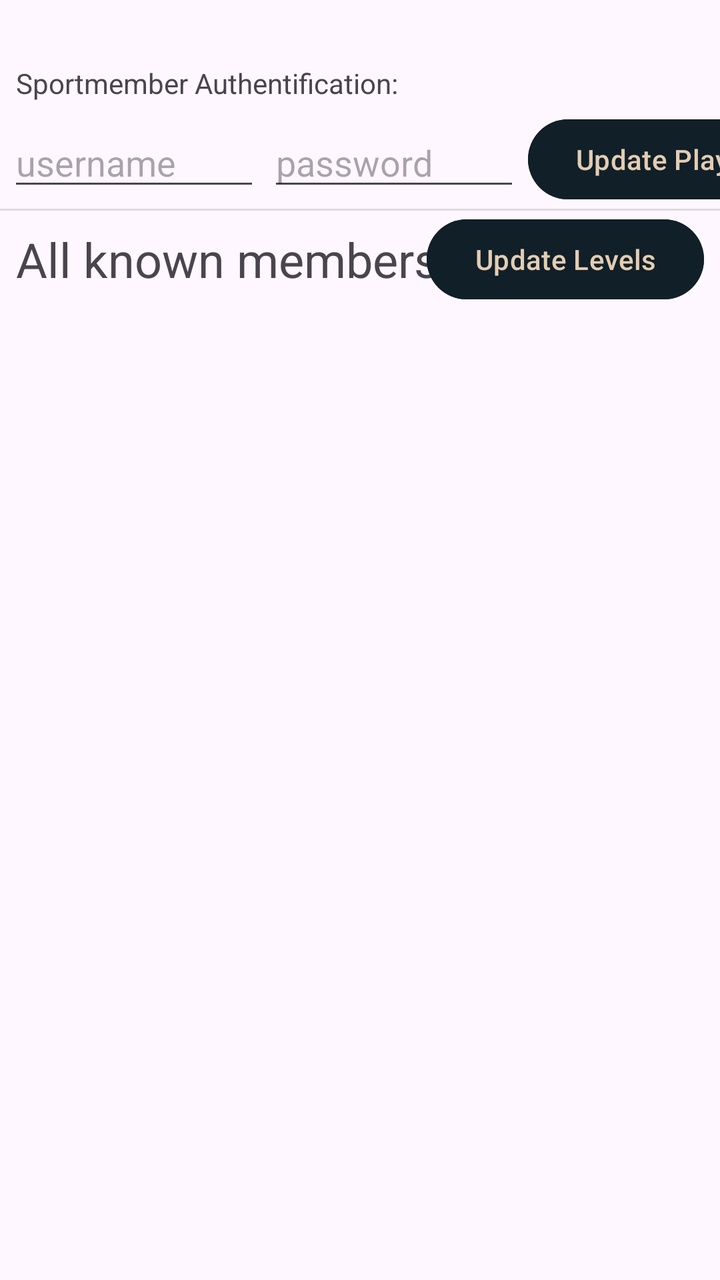
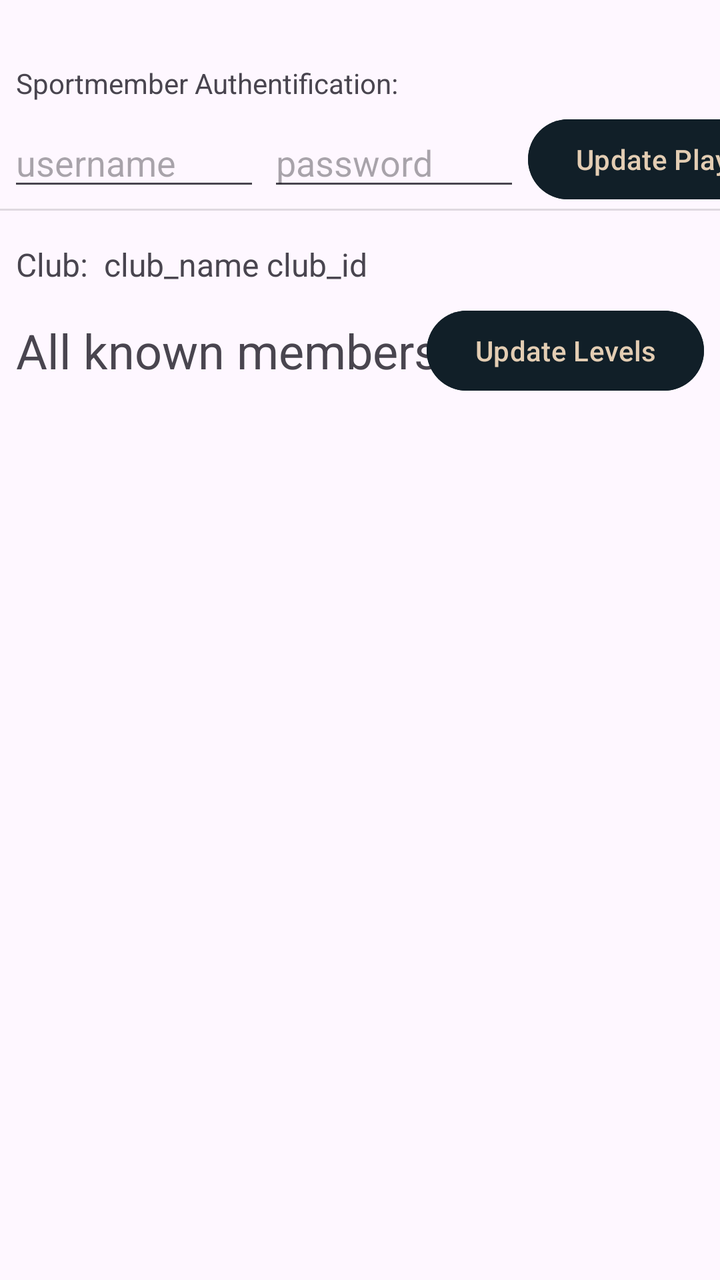

An Android layout rendered at two revisions. The XML below is the earlier revision; the diff shows what the commit changed to produce the second picture.
<!-- AndroidManifest.xml: application theme Theme.Matchmaking2v2 -->
<!-- res/layout/activity_profile.xml -->
<?xml version="1.0" encoding="utf-8"?>
<androidx.constraintlayout.widget.ConstraintLayout xmlns:android="http://schemas.android.com/apk/res/android"
    xmlns:app="http://schemas.android.com/apk/res-auto"
    xmlns:tools="http://schemas.android.com/tools"
    android:id="@+id/main"
    android:layout_width="match_parent"
    android:layout_height="match_parent"
    tools:context=".ProfileActivity">

    <TextView
        android:id="@+id/tv_allmembers2"
        android:layout_width="wrap_content"
        android:layout_height="wrap_content"
        android:layout_marginStart="8dp"
        android:layout_marginTop="8dp"
        android:text="All known members:"
        android:textSize="24sp"
        app:layout_constraintStart_toStartOf="parent"
        app:layout_constraintTop_toBottomOf="@+id/divider4" />

    <TextView
        android:id="@+id/tv_sportmember2"
        android:layout_width="wrap_content"
        android:layout_height="wrap_content"
        android:layout_marginStart="8dp"
        android:layout_marginTop="32dp"
        android:text="Sportmember Authentification:"
        app:layout_constraintStart_toStartOf="parent"
        app:layout_constraintTop_toTopOf="parent" />

    <EditText
        android:id="@+id/editTextTextEmailAddress2"
        android:layout_width="wrap_content"
        android:layout_height="wrap_content"
        android:layout_marginStart="4dp"
        android:layout_marginTop="8dp"
        android:ems="6"
        android:hint="username"
        android:inputType="textEmailAddress"
        app:layout_constraintStart_toStartOf="parent"
        app:layout_constraintTop_toBottomOf="@+id/tv_sportmember2" />

    <EditText
        android:id="@+id/editTextTextPassword2"
        android:layout_width="wrap_content"
        android:layout_height="wrap_content"
        android:layout_marginStart="4dp"
        android:ems="6"
        android:hint="password"
        android:inputType="textPassword"
        app:layout_constraintBottom_toBottomOf="@+id/editTextTextEmailAddress2"
        app:layout_constraintStart_toEndOf="@+id/editTextTextEmailAddress2"
        app:layout_constraintTop_toTopOf="@+id/editTextTextEmailAddress2" />

    <Button
        android:id="@+id/b_updateplayers"
        android:layout_width="wrap_content"
        android:layout_height="wrap_content"
        android:layout_marginStart="4dp"
        android:backgroundTint="@color/blueBlack"
        android:text="Update Players"
        android:textColor="@color/tanAccent"
        app:layout_constraintBottom_toBottomOf="@+id/editTextTextPassword2"
        app:layout_constraintStart_toEndOf="@+id/editTextTextPassword2"
        app:layout_constraintTop_toTopOf="@+id/editTextTextPassword2" />

    <androidx.recyclerview.widget.RecyclerView
        android:id="@+id/rv_membersBase"
        android:layout_width="0dp"
        android:layout_height="0dp"
        android:layout_marginTop="16dp"
        app:layout_constraintBottom_toBottomOf="parent"
        app:layout_constraintEnd_toEndOf="parent"
        app:layout_constraintHorizontal_bias="0.0"
        app:layout_constraintStart_toStartOf="parent"
        app:layout_constraintTop_toBottomOf="@id/tv_allmembers2"
        app:layout_constraintVertical_bias="1.0" />

    <Button
        android:id="@+id/b_updatelevels"
        android:layout_width="wrap_content"
        android:layout_height="wrap_content"
        android:layout_marginEnd="8dp"
        android:backgroundTint="@color/blueBlack"
        android:text="Update Levels"
        android:textColor="@color/tanAccent"
        app:layout_constraintBottom_toBottomOf="@+id/tv_allmembers2"
        app:layout_constraintEnd_toEndOf="parent"
        app:layout_constraintTop_toTopOf="@+id/tv_allmembers2" />

    <View
        android:id="@+id/divider4"
        android:layout_width="409dp"
        android:layout_height="1dp"
        android:layout_marginTop="4dp"
        android:background="?android:attr/listDivider"
        app:layout_constraintEnd_toEndOf="parent"
        app:layout_constraintStart_toStartOf="parent"
        app:layout_constraintTop_toBottomOf="@+id/editTextTextEmailAddress2" />

</androidx.constraintlayout.widget.ConstraintLayout>
<!-- resources referenced by this layout -->
<resources>
  <color name="blueBlack">#111f28</color>
  <color name="tanAccent">#e3cdb3</color>
  <style name="Theme.Matchmaking2v2" parent="Base.Theme.Matchmaking2v2" />
  <style name="Base.Theme.Matchmaking2v2" parent="Theme.Material3.DayNight"> 
          
          <item name="colorPrimary">@color/my_light_primary</item>
      </style>
  <color name="my_light_primary">#FF000000</color>
</resources>

<!-- the commit's change to res/layout/activity_profile.xml (unified diff, before → after) -->
@@ -12,11 +12,11 @@
         android:layout_width="wrap_content"
         android:layout_height="wrap_content"
         android:layout_marginStart="8dp"
-        android:layout_marginTop="8dp"
+        android:layout_marginTop="16dp"
         android:text="All known members:"
         android:textSize="24sp"
         app:layout_constraintStart_toStartOf="parent"
-        app:layout_constraintTop_toBottomOf="@+id/divider4" />
+        app:layout_constraintTop_toBottomOf="@+id/textView4" />
 
     <TextView
         android:id="@+id/tv_sportmember2"
@@ -98,4 +98,37 @@
         app:layout_constraintStart_toStartOf="parent"
         app:layout_constraintTop_toBottomOf="@+id/editTextTextEmailAddress2" />
 
+    <TextView
+        android:id="@+id/textView4"
+        android:layout_width="wrap_content"
+        android:layout_height="wrap_content"
+        android:layout_marginStart="8dp"
+        android:layout_marginTop="16dp"
+        android:text="Club: "
+        android:textSize="16sp"
+        app:layout_constraintStart_toStartOf="parent"
+        app:layout_constraintTop_toBottomOf="@+id/divider4" />
+
+    <TextView
+        android:id="@+id/tv_clubname"
+        android:layout_width="wrap_content"
+        android:layout_height="wrap_content"
+        android:layout_marginStart="4dp"
+        android:text="club_name"
+        android:textSize="16sp"
+        app:layout_constraintBottom_toBottomOf="@+id/textView4"
+        app:layout_constraintStart_toEndOf="@+id/textView4"
+        app:layout_constraintTop_toTopOf="@+id/textView4" />
+
+    <TextView
+        android:id="@+id/tv_clubid"
+        android:layout_width="wrap_content"
+        android:layout_height="wrap_content"
+        android:layout_marginStart="4dp"
+        android:text="club_id"
+        android:textSize="16sp"
+        app:layout_constraintBottom_toBottomOf="@+id/tv_clubname"
+        app:layout_constraintStart_toEndOf="@+id/tv_clubname"
+        app:layout_constraintTop_toTopOf="@+id/tv_clubname" />
+
 </androidx.constraintlayout.widget.ConstraintLayout>
